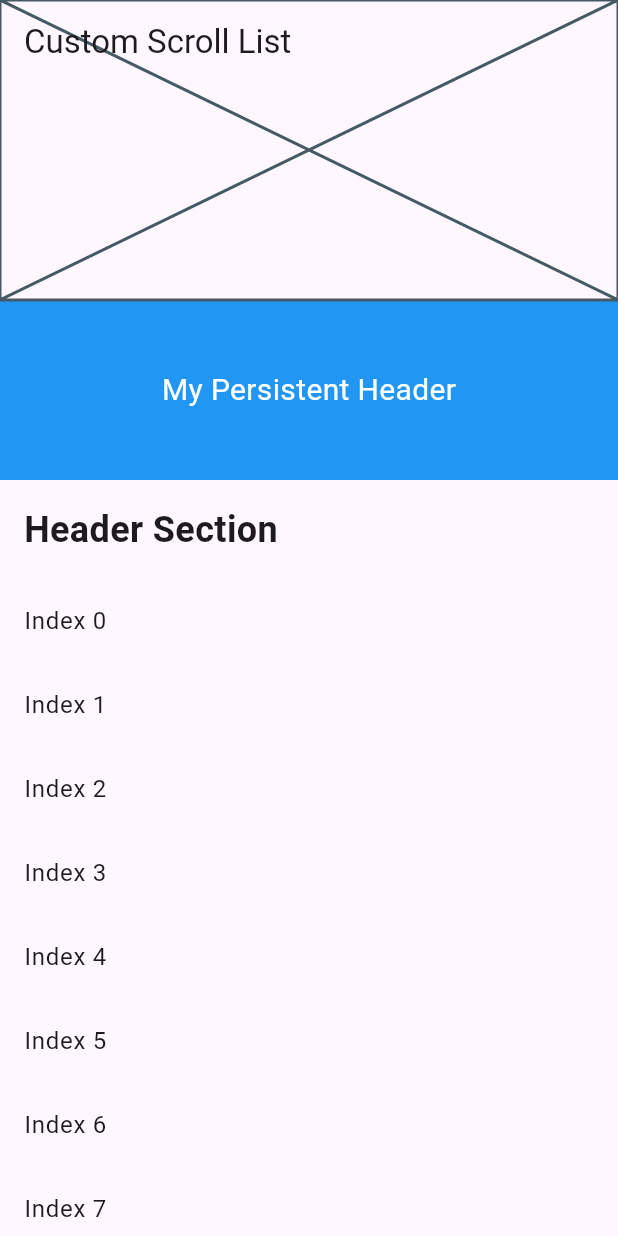
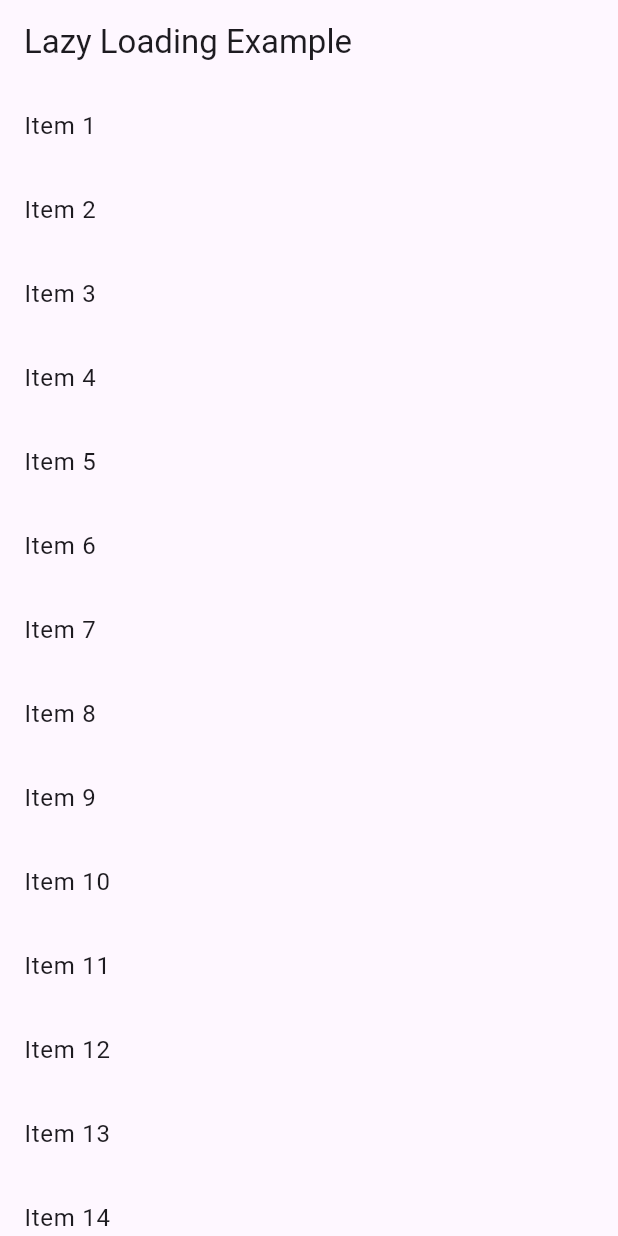
Before and after one commit to dhruv-rajani/demo, a Flutter app: the screen it shows after launch, on a phone screen of 412 x 824 dp. Run offline on Flutter 3.47's test engine with Material 3 defaults, Android fonts, the phone set to English and light mode, and no system bars; accounts and stored records are empty.

Commit message:
lazy loading

```diff
--- a/lib/main.dart
+++ b/lib/main.dart
@@ -1,5 +1,5 @@
 import 'package:flutter/material.dart';
-import 'package:flutter_topics/screens/home_screen.dart';
+import 'package:flutter_topics/new_branch/lazy_loading.dart';
 
 void main() {
   runApp(const MyApp());
@@ -11,7 +11,7 @@ class MyApp extends StatelessWidget {
   Widget build(BuildContext context) {
     return const MaterialApp(
       debugShowCheckedModeBanner: false,
-      home: HomeScreen(),
+      home: LazyLoading(),
     );
   }
 }
--- a/lib/new_branch/lazy_loading.dart
+++ b/lib/new_branch/lazy_loading.dart
@@ -1,80 +1,69 @@
-import 'dart:math';
-
 import 'package:flutter/material.dart';
 
-class LazyLoadingExample extends StatefulWidget {
-  const LazyLoadingExample({super.key});
+class LazyLoading extends StatefulWidget {
+  const LazyLoading({super.key});
 
   @override
-  State<LazyLoadingExample> createState() => _LazyLoadingExampleState();
+  State<LazyLoading> createState() => _LazyLoadingState();
 }
 
-class _LazyLoadingExampleState extends State<LazyLoadingExample> {
-  ScrollController controller = ScrollController();
-  List<String> items = List.generate(20, (index) => "Index $index");
-  bool isLoading = false;
+class _LazyLoadingState extends State<LazyLoading> {
+  List<int> _items = List.generate(20, (index) => index + 1);
+  ScrollController _scrollController = ScrollController();
+  bool _isLoading = false;
+
   @override
   void initState() {
-    // TODO: implement initState
     super.initState();
-    controller.addListener(() {
-      scrollListener();
-    });
+    _scrollController.addListener(_loadMoreItems);
   }
 
-  void scrollListener() {
-    if (controller.offset >= controller.position.maxScrollExtent) {
+  @override
+  void dispose() {
+    _scrollController.dispose();
+    super.dispose();
+  }
+
+  void _loadMoreItems() {
+    if (_scrollController.position.pixels ==
+        _scrollController.position.maxScrollExtent) {
       setState(() {
-        isLoading = true;
+        _isLoading = true;
       });
-      fetchData();
+      fetchMoreData();
     }
   }
 
-  Future fetchData() async {
-    await Future.delayed(const Duration(seconds: 2), () {
+  fetchMoreData() {
+    Future.delayed(const Duration(seconds: 2), () {
       setState(() {
-        items.addAll(
-          List.generate(10, (index) => "New Data - $randomNumber"),
-        );
-        isLoading = false;
+        _items.addAll(List.generate(10, (index) => _items.length + index + 1));
+        _isLoading = false;
       });
     });
   }
 
   @override
-  void dispose() {
-    // TODO: implement dispose
-    super.dispose();
-    controller.dispose();
-  }
-
-  String get randomNumber => Random().nextInt(1000).toString();
-  @override
   Widget build(BuildContext context) {
     return Scaffold(
       appBar: AppBar(
-        title: Text(''),
-        backgroundColor: Colors.purple.withOpacity(0.5),
+        title: const Text("Lazy Loading Example"),
       ),
       body: ListView.builder(
-        controller: controller,
-        itemCount: isLoading ? items.length + 1 : items.length,
+        controller: _scrollController,
+        itemCount: _items.length + (_isLoading ? 1 : 0),
         itemBuilder: (context, index) {
-          if (items.length == index) {
-            return const Center(
-              child: CircularProgressIndicator(),
+          if (index < _items.length) {
+            return ListTile(
+              title: Text('Item ${_items[index]}'),
+            );
+          } else {
+            return Container(
+              padding: const EdgeInsets.all(16.0),
+              alignment: Alignment.center,
+              child: const CircularProgressIndicator(),
             );
           }
-          return ListTile(
-            leading: CircleAvatar(
-              child: Text("${index + 1}"),
-            ),
-            title: Text(items[index + 1]),
-            onTap: () {
-              print('Tapped on item $index');
-            },
-          );
         },
       ),
     );
--- a/lib/screens/home_screen.dart
+++ b/lib/screens/home_screen.dart
@@ -48,7 +48,7 @@ class _HomeScreenState extends State<HomeScreen> {
         slivers: [
           const SliverAppBar(
             pinned: true,
-            title: Text('Custom Scroll List'),
+            title: Text('Sliver AppBar'),
             expandedHeight: 200,
             flexibleSpace:
                 Placeholder(), // Replace with your flexible space widget
```
